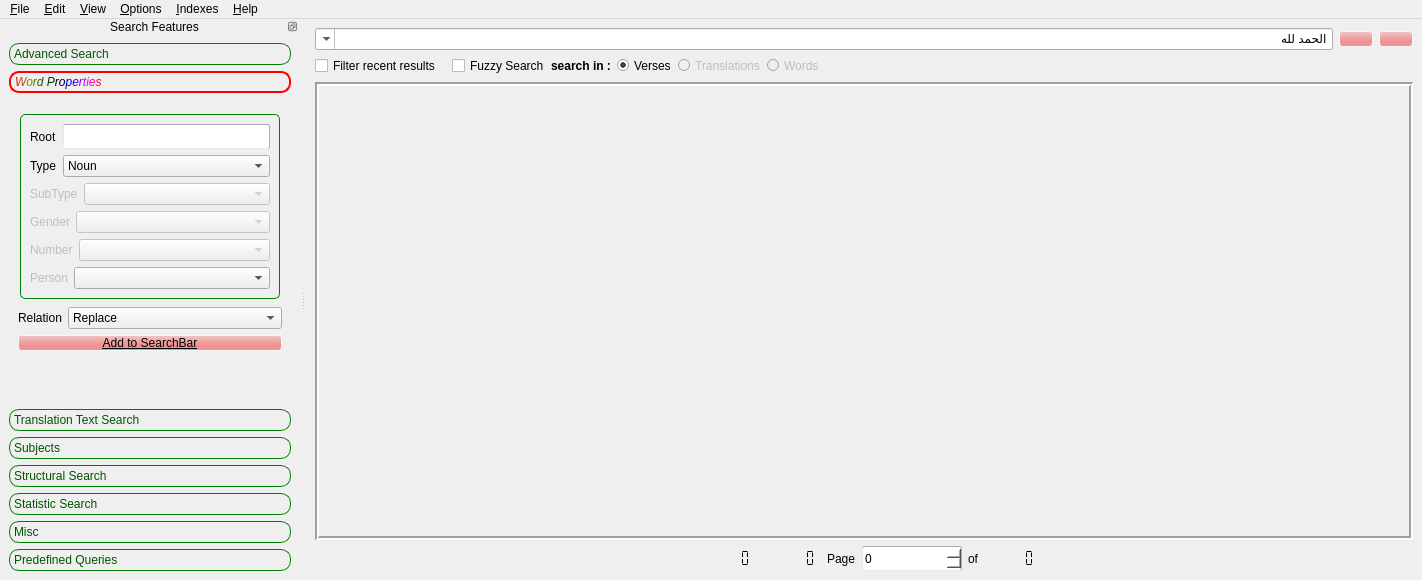
Alfanous-team/alfanous, file src/alfanous-desktop/UI/mainform.ui: the form before one commit.
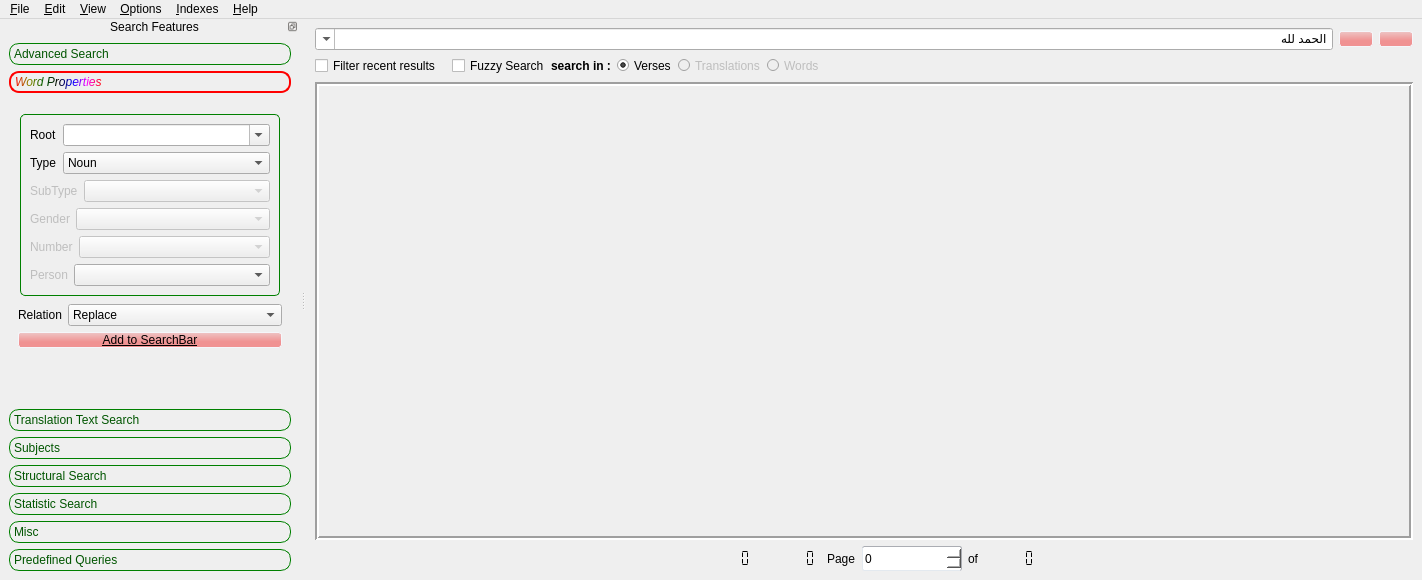
The form after the commit. The open tabs and pages were chosen to show the change. Icons and pictures are not drawn.

Commit message: [GUI] use the root list in word properites panel

Patch:
```diff
--- a/src/alfanous-desktop/UI/mainform.ui
+++ b/src/alfanous-desktop/UI/mainform.ui
@@ -1487,6 +1487,12 @@
              <layout class="QHBoxLayout" name="horizontalLayout_22">
               <item>
                <widget class="QLabel" name="label_28">
+                <property name="sizePolicy">
+                 <sizepolicy hsizetype="Fixed" vsizetype="Preferred">
+                  <horstretch>0</horstretch>
+                  <verstretch>0</verstretch>
+                 </sizepolicy>
+                </property>
                 <property name="text">
                  <string>Root</string>
                 </property>
@@ -1496,7 +1502,20 @@
                </widget>
               </item>
               <item>
-               <widget class="QLineEdit" name="o_word_root"/>
+               <widget class="QComboBox" name="o_word_root">
+                <property name="sizePolicy">
+                 <sizepolicy hsizetype="Preferred" vsizetype="Fixed">
+                  <horstretch>0</horstretch>
+                  <verstretch>0</verstretch>
+                 </sizepolicy>
+                </property>
+                <property name="layoutDirection">
+                 <enum>Qt::LeftToRight</enum>
+                </property>
+                <property name="editable">
+                 <bool>true</bool>
+                </property>
+               </widget>
               </item>
              </layout>
             </item>
```
Left out of the diff: 29 changed lines with no effect on the pictures. The commit also changes 1 other file.
